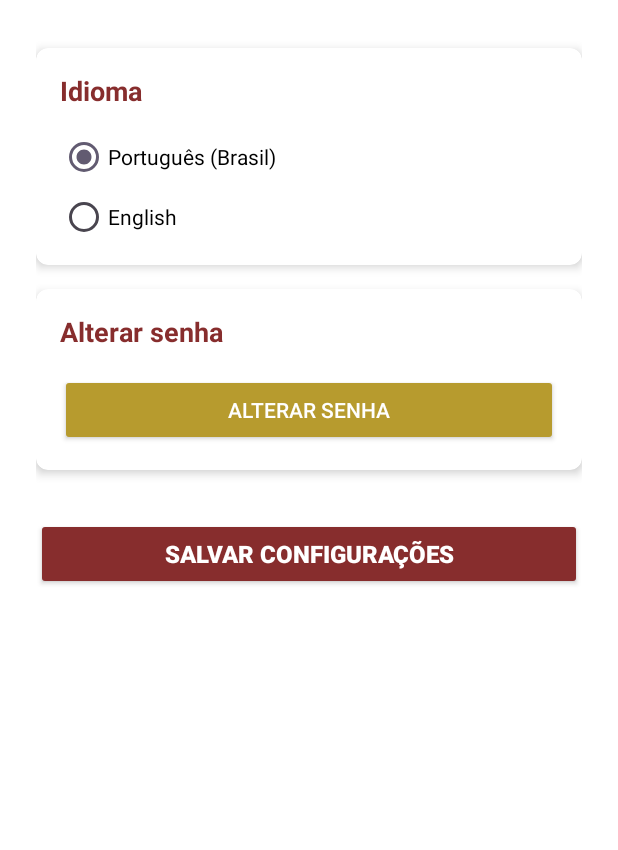
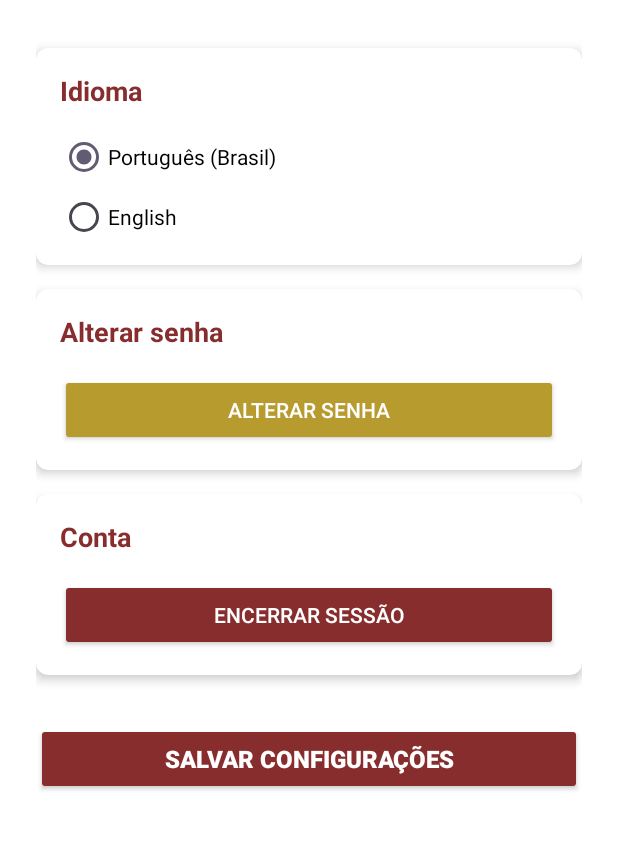
Before and after one commit to pedroohm/LaProBqi, an Android app: the SettingsActivity screen opened directly, with no data from a screen before it, on a phone screen of 412 x 824 dp, the part 126-976 px from its top. Run offline under Robolectric (Android 15) with nearby library versions, the phone set to English and light mode, and no system bars.

Commit message:
feat: logout function in settings screen

```diff
--- a/app/src/main/res/layout/activity_settings.xml
+++ b/app/src/main/res/layout/activity_settings.xml
@@ -131,6 +131,43 @@
 
         </androidx.cardview.widget.CardView>
 
+        <!-- Seção de Conta -->
+        <androidx.cardview.widget.CardView
+            android:layout_width="match_parent"
+            android:layout_height="wrap_content"
+            android:layout_marginBottom="16dp"
+            app:cardCornerRadius="8dp"
+            app:cardElevation="4dp"
+            app:cardBackgroundColor="@color/white">
+
+            <LinearLayout
+                android:layout_width="match_parent"
+                android:layout_height="wrap_content"
+                android:orientation="vertical"
+                android:padding="16dp">
+
+                <TextView
+                    android:layout_width="match_parent"
+                    android:layout_height="wrap_content"
+                    android:text="Conta"
+                    android:textSize="18sp"
+                    android:textStyle="bold"
+                    android:textColor="@color/red_brown"
+                    android:layout_marginBottom="16dp" />
+
+                <Button
+                    android:id="@+id/btnLogout"
+                    android:layout_width="match_parent"
+                    android:layout_height="wrap_content"
+                    android:text="Encerrar Sessão"
+                    android:backgroundTint="@color/red_brown"
+                    android:textColor="@color/white"
+                    android:onClick="clickLogout" />
+
+            </LinearLayout>
+
+        </androidx.cardview.widget.CardView>
+
         <!-- Botão Salvar Configurações -->
         <Button
             android:id="@+id/btnSaveSettings"
```
Also changed, not shown: app/src/main/java/com/pedromoura/laprobqi/activities/SettingsActivity.java (+29 -0 lines).
